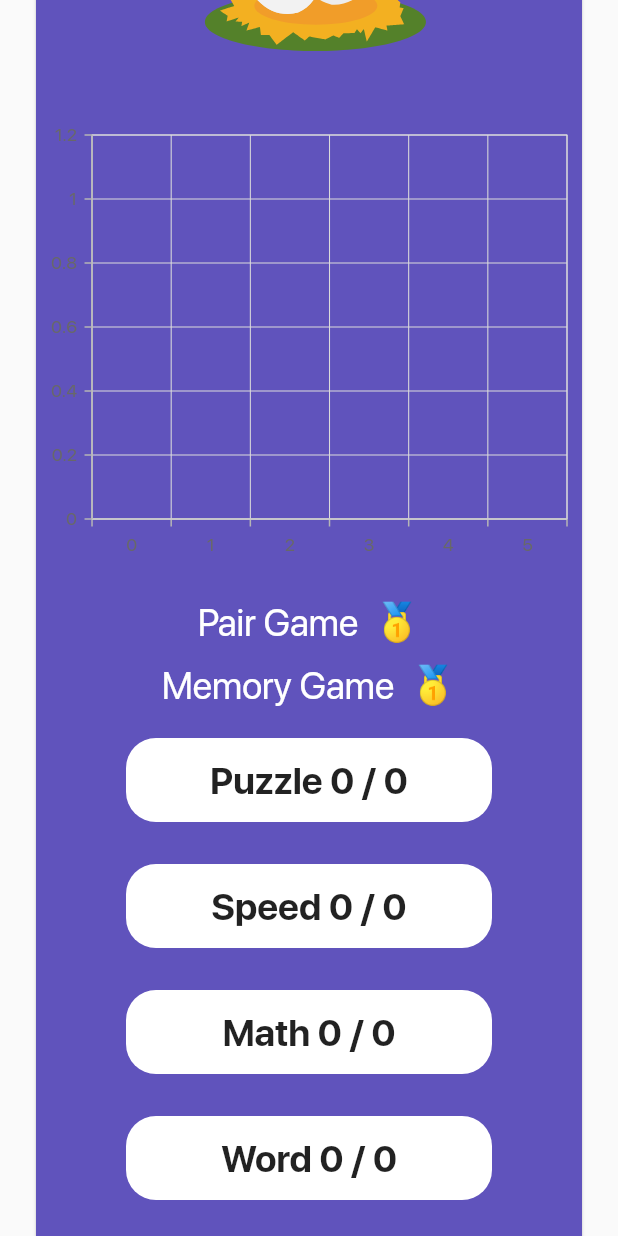
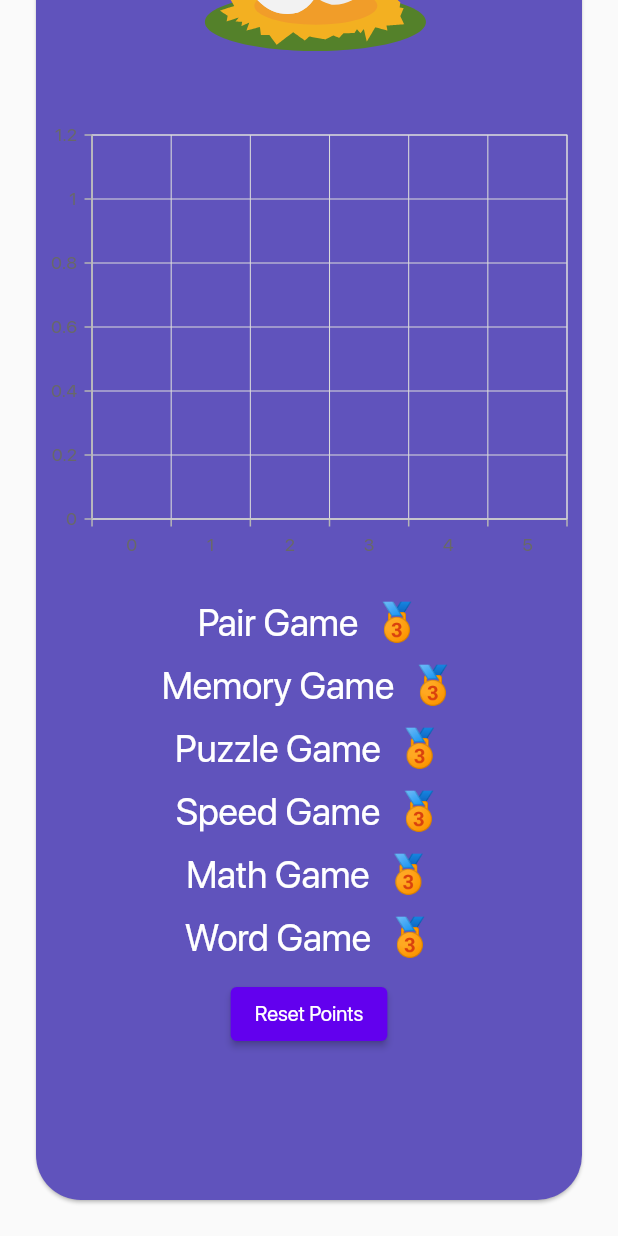
Before and after one commit to ptm0727/SihWinner, a Flutter app: what profile() shows on an empty page, opened directly, scrolled down 407 dp, on a phone screen of 412 x 824 dp. Run offline on Flutter 3.47's test engine with Material 2 defaults, Android fonts, the phone set to English and light mode, and no system bars; our stand-ins replace audioplayers, cloud_firestore, curved_navigation_bar, firebase_auth, firebase_core, flutter_neumorphic and 5 more; missing offline and left inert: audioplayers_web, favorite_button, firebase_image; accounts and stored records are empty.

Commit message:
finished profile

```diff
--- a/lib/profile/profile_page.dart
+++ b/lib/profile/profile_page.dart
@@ -41,18 +41,18 @@ class _profile extends State<profile> {
 
   Text medals(double b) {
     if (b <= 0.5) {
-      return Text("🥇",style: TextStyle(
+      return const Text("🥉",style: TextStyle(
         color: Colors.brown,
           fontSize: 25
       ),);
-    } else if (b > 0.5 && b <= .75) {
-      return Text("🥇",style: TextStyle(
+    } else if (b > 0.6 && b <= .8) {
+      return const Text("🥈🥉",style: TextStyle(
         color: Colors.grey,
           fontSize: 25
       ),);
     } else {
-      return Text("🥇",style: TextStyle(
-        color: Colors.amber,
+      return const Text("🥇🥈🥉",style: TextStyle(
+        color: Colors.grey,
           fontSize: 25
       ),);
     }
@@ -210,19 +210,59 @@ class _profile extends State<profile> {
               const SizedBox(
                 height: 12,
               ),
-              displayscore("Puzzle ${p.p3.toInt()} / ${d.d3.toInt()}"),
+              Row(
+                mainAxisAlignment: MainAxisAlignment.center,
+                children: [
+                  Text("Puzzle Game  ",style: TextStyle(
+                      color: Colors.white,
+                      fontWeight: FontWeight.w400,
+                      fontSize: 25),
+                  ),
+                  medals(p.p3/d.d3)
+                ],
+              ),
               const SizedBox(
                 height: 12,
               ),
-              displayscore("Speed ${p.p4.toInt()} / ${d.d4.toInt()}"),
+              Row(
+                mainAxisAlignment: MainAxisAlignment.center,
+                children: [
+                  Text("Speed Game  ",style: TextStyle(
+                      color: Colors.white,
+                      fontWeight: FontWeight.w400,
+                      fontSize: 25),
+                  ),
+                  medals(p.p4/d.d4)
+                ],
+              ),
               const SizedBox(
                 height: 12,
               ),
-              displayscore("Math ${p.p5.toInt()} / ${d.d5.toInt()}"),
+              Row(
+                mainAxisAlignment: MainAxisAlignment.center,
+                children: [
+                  Text("Math Game  ",style: TextStyle(
+                      color: Colors.white,
+                      fontWeight: FontWeight.w400,
+                      fontSize: 25),
+                  ),
+                  medals(p.p5/d.d5)
+                ],
+              ),
               const SizedBox(
                 height: 12,
               ),
-              displayscore("Word ${p.p6.toInt()} / ${d.d6.toInt()}"),
+              Row(
+                mainAxisAlignment: MainAxisAlignment.center,
+                children: [
+                  Text("Word Game  ",style: TextStyle(
+                      color: Colors.white,
+                      fontWeight: FontWeight.w400,
+                      fontSize: 25),
+                  ),
+                  medals(p.p6/d.d6)
+                ],
+              ),
               const SizedBox(
                 height: 12,
               ),
```
